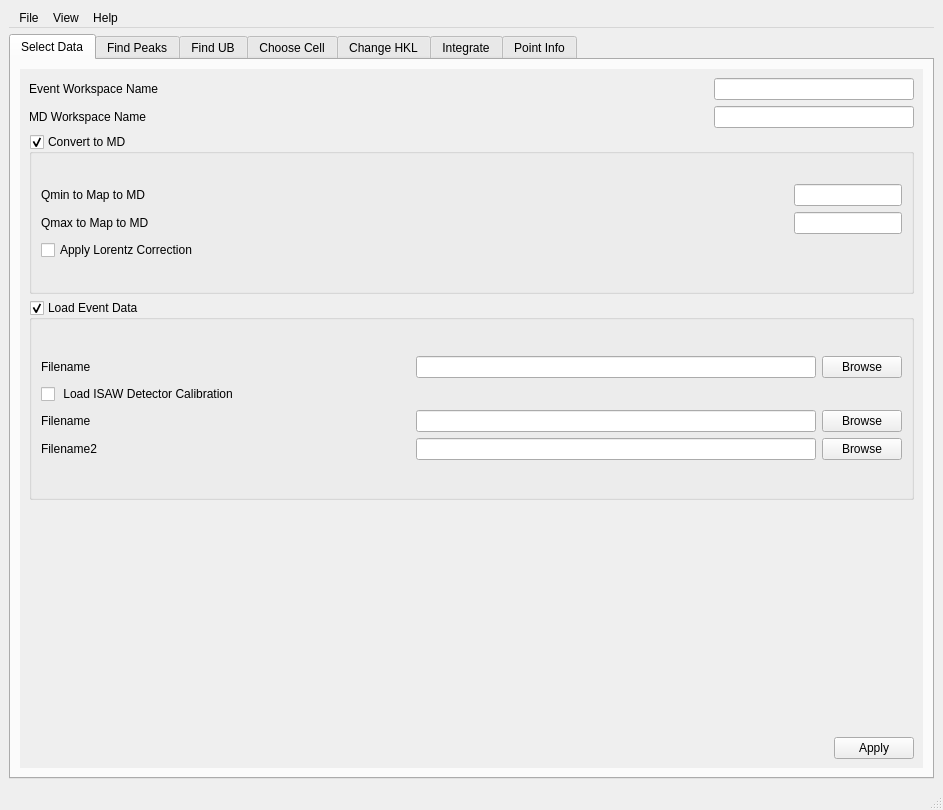
This is MantidQt/CustomInterfaces/inc/MantidQtCustomInterfaces/MantidEV.ui in mantidproject/mantid as Qt 5 draws it before an edit. The edited form follows.
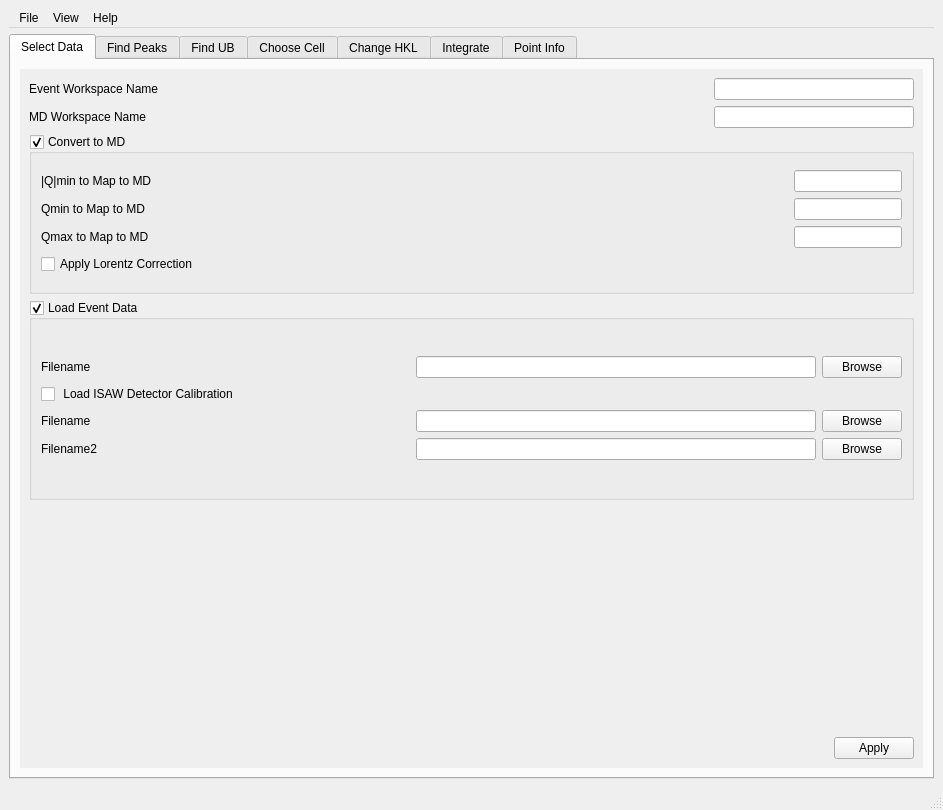
This is the edited form. The open tabs and pages were chosen to show the change.

Commit message: Refs #14789 |Q| min in SCD interface

The edit to the form file:
```diff
--- a/MantidQt/CustomInterfaces/inc/MantidQtCustomInterfaces/MantidEV.ui
+++ b/MantidQt/CustomInterfaces/inc/MantidQtCustomInterfaces/MantidEV.ui
@@ -245,6 +245,49 @@
                  <property name="sizeConstraint">
                   <enum>QLayout::SetDefaultConstraint</enum>
                  </property>
+                 <item>
+                  <layout class="QHBoxLayout" name="horizontalLayout_41">
+                   <item>
+                    <widget class="QLabel" name="ModQ_lbl">
+                     <property name="text">
+                      <string>|Q|min to Map to MD</string>
+                     </property>
+                    </widget>
+                   </item>
+                   <item>
+                    <spacer name="horizontalSpacer_511">
+                     <property name="orientation">
+                      <enum>Qt::Horizontal</enum>
+                     </property>
+                     <property name="sizeHint" stdset="0">
+                      <size>
+                       <width>40</width>
+                       <height>20</height>
+                      </size>
+                     </property>
+                    </spacer>
+                   </item>
+                   <item>
+                    <widget class="QLineEdit" name="ModQ_ledt">
+                     <property name="sizePolicy">
+                      <sizepolicy hsizetype="Fixed" vsizetype="Fixed">
+                       <horstretch>0</horstretch>
+                       <verstretch>0</verstretch>
+                      </sizepolicy>
+                     </property>
+                     <property name="minimumSize">
+                      <size>
+                       <width>50</width>
+                       <height>0</height>
+                      </size>
+                     </property>
+                     <property name="toolTip">
+                      <string>Specify value to use as lower bound of ModQ for hole near origin</string>
+                     </property>
+                    </widget>
+                   </item>
+                  </layout>
+                 </item>
                  <item>
                   <layout class="QHBoxLayout" name="horizontalLayout_3">
                    <item>
```
Left out of the diff: 2 changed lines with no effect on the pictures. The commit also changes 5 other files.
